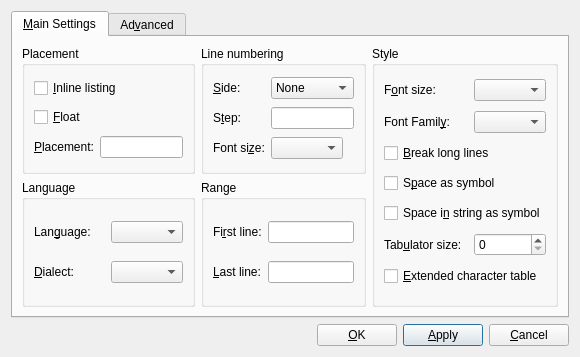
cburschka/lyx, file src/frontends/qt4/ui/ListingsUi.ui: the form before one commit.
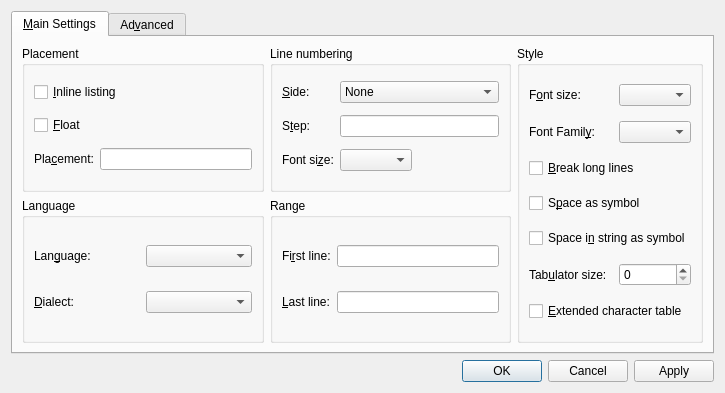
The form after the commit.

Diff of the .ui file:
```diff
--- a/src/frontends/qt4/ui/ListingsUi.ui
+++ b/src/frontends/qt4/ui/ListingsUi.ui
@@ -1,12 +1,12 @@
 <ui version="4.0" >
  <class>ListingsUi</class>
- <widget class="QDialog" name="ListingsUi" >
-  <property name="geometry" >
+ <widget class="QDialog" name="ListingsUi">
+  <property name="geometry">
    <rect>
     <x>0</x>
     <y>0</y>
-    <width>578</width>
-    <height>349</height>
+    <width>725</width>
+    <height>393</height>
    </rect>
   </property>
   <property name="windowTitle" >
@@ -49,10 +49,10 @@
             </property>
            </widget>
           </item>
-          <item row="2" column="0" >
-           <widget class="QLabel" name="captionL_5" >
-            <property name="text" >
-             <string>&amp;Placement:</string>
+          <item row="2" column="0">
+           <widget class="QLabel" name="captionL_5">
+            <property name="text">
+             <string>Pla&amp;cement:</string>
             </property>
             <property name="wordWrap" >
              <bool>false</bool>
@@ -155,12 +155,10 @@
             </property>
            </widget>
           </item>
-          <item row="2" column="1" >
-           <widget class="QComboBox" name="numberFontSizeCO" >
-            <property name="sizePolicy" >
-             <sizepolicy>
-              <hsizetype>0</hsizetype>
-              <vsizetype>0</vsizetype>
+          <item row="2" column="1">
+           <widget class="QComboBox" name="numberFontSizeCO">
+            <property name="sizePolicy">
+             <sizepolicy hsizetype="Fixed" vsizetype="Fixed">
               <horstretch>0</horstretch>
               <verstretch>0</verstretch>
              </sizepolicy>
@@ -201,12 +199,10 @@
             </property>
            </widget>
           </item>
-          <item row="0" column="1" >
-           <widget class="QComboBox" name="fontsizeCO" >
-            <property name="sizePolicy" >
-             <sizepolicy>
-              <hsizetype>0</hsizetype>
-              <vsizetype>0</vsizetype>
+          <item row="0" column="1">
+           <widget class="QComboBox" name="fontsizeCO">
+            <property name="sizePolicy">
+             <sizepolicy hsizetype="Fixed" vsizetype="Fixed">
               <horstretch>0</horstretch>
               <verstretch>0</verstretch>
              </sizepolicy>
@@ -238,12 +234,10 @@
             </property>
            </widget>
           </item>
-          <item row="1" column="1" >
-           <widget class="QComboBox" name="fontstyleCO" >
-            <property name="sizePolicy" >
-             <sizepolicy>
-              <hsizetype>0</hsizetype>
-              <vsizetype>0</vsizetype>
+          <item row="1" column="1">
+           <widget class="QComboBox" name="fontstyleCO">
+            <property name="sizePolicy">
+             <sizepolicy hsizetype="Fixed" vsizetype="Fixed">
               <horstretch>0</horstretch>
               <verstretch>0</verstretch>
              </sizepolicy>
@@ -521,42 +515,9 @@
    <item row="1" column="0" >
     <layout class="QHBoxLayout" name="horizontalLayout" >
      <item>
-      <spacer name="horizontalSpacer" >
-       <property name="orientation" >
-        <enum>Qt::Horizontal</enum>
-       </property>
-       <property name="sizeHint" stdset="0" >
-        <size>
-         <width>40</width>
-         <height>20</height>
-        </size>
-       </property>
-      </spacer>
-     </item>
-     <item>
-      <widget class="QPushButton" name="okPB" >
-       <property name="text" >
-        <string>&amp;OK</string>
-       </property>
-       <property name="default" >
-        <bool>true</bool>
-       </property>
-      </widget>
-     </item>
-     <item>
-      <widget class="QPushButton" name="applyPB" >
-       <property name="text" >
-        <string>&amp;Apply</string>
-       </property>
-       <property name="default" >
-        <bool>true</bool>
-       </property>
-      </widget>
-     </item>
-     <item>
-      <widget class="QPushButton" name="closePB" >
-       <property name="text" >
-        <string>&amp;Cancel</string>
+      <widget class="QDialogButtonBox" name="buttonBox">
+       <property name="standardButtons">
+        <set>QDialogButtonBox::Apply|QDialogButtonBox::Cancel|QDialogButtonBox::Ok</set>
        </property>
       </widget>
      </item>
```
Left out of the diff: 372 changed lines with no effect on the pictures.
